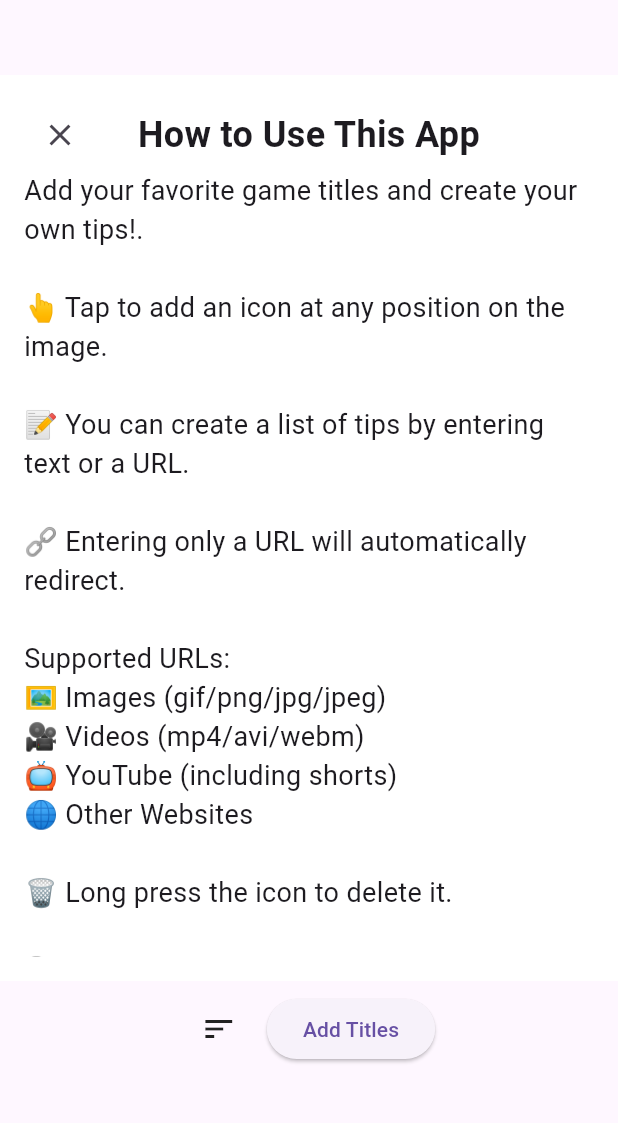
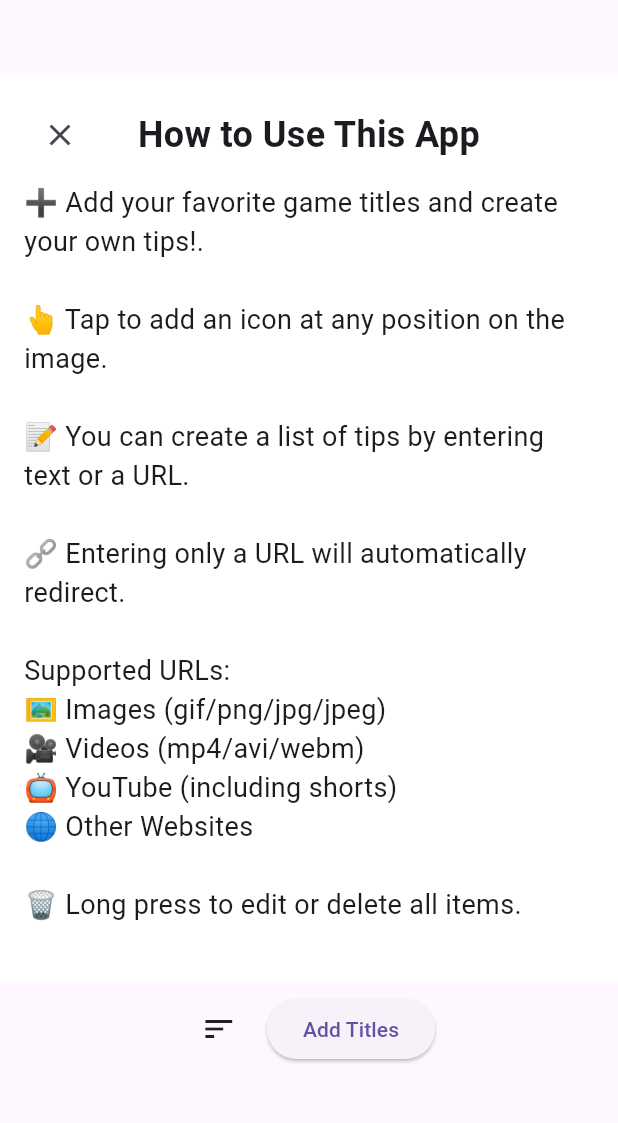
Before and after one commit to FYno52/game_tips_manager, a Flutter app: the screen it shows after launch, on a phone screen of 412 x 824 dp, the part 84-1207 px from its top. Run offline on Flutter 3.47's test engine with Material 3 defaults, Android fonts, the phone set to English and light mode, and no system bars; our stand-ins replace chewie, flutter_markdown, go_router, google_mobile_ads, image_picker, shared_preferences and 2 more; missing offline and left inert: flex_color_picker; network calls fail.

Commit message:
初回ダイアログの微調整完了です

```diff
--- a/lib/screens/tips_start_title_screen.dart
+++ b/lib/screens/tips_start_title_screen.dart
@@ -87,11 +87,11 @@ class _TipsStartTitleScreenState extends State<TipsStartTitleScreen> {
     ).load();
   }
 
-  void _closeIntroDialog() {
-    setState(() {
-      _showIntro = false;
-    });
-  }
+  // void _closeIntroDialog() {
+  //   setState(() {
+  //     _showIntro = false;
+  //   });
+  // }
 
   Future<void> _showAddMapDialog() async {
     String mapName = '';
@@ -481,8 +481,9 @@ class _TipsStartTitleScreenState extends State<TipsStartTitleScreen> {
                     const SizedBox(width: 48), // アイコンのサイズと同じスペースを確保
                   ],
                 ),
+                const SizedBox(height: 8),
                 const Text(
-                  '''Add your favorite game titles and create your own tips!.
+                  '''➕ Add your favorite game titles and create your own tips!.
 
 👆 Tap to add an icon at any position on the image.
 
@@ -496,14 +497,14 @@ Supported URLs:
 📺 YouTube (including shorts)
 🌐 Other Websites
 
-🗑️ Long press the icon to delete it.
+🗑️ Long press to edit or delete all items.
 
-🔍 Zoom the map using pinch gestures.
+🔍 Zoom the image using pinch gestures.
 
 🐔 Enjoy!''',
                   style: TextStyle(fontSize: 18),
                 ),
-                const SizedBox(height: 20),
+                const SizedBox(height: 16),
                 ElevatedButton(
                   onPressed: _hideIntroContent,
                   child: const Text('Got it'),
```
